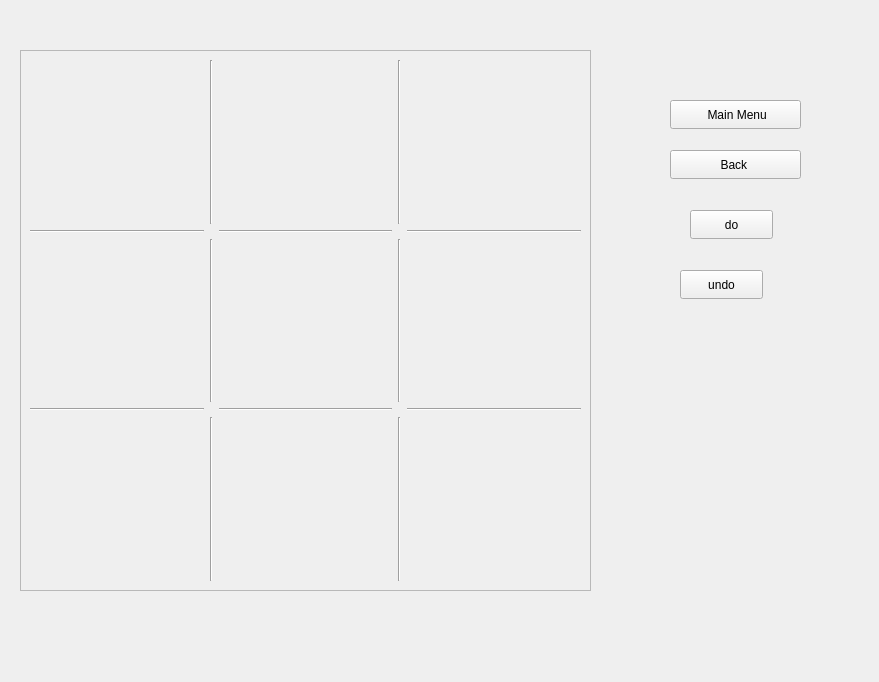
The window that display.ui (mo2menwael/Advanced-Tic-Tac-Toe) describes before a commit, drawn with Qt 5.
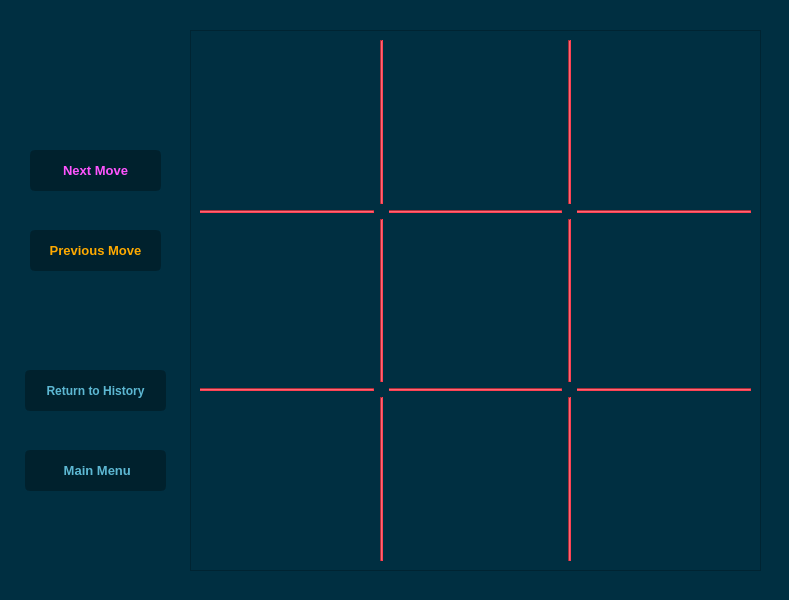
The same window after the commit.

```diff
--- a/display.ui
+++ b/display.ui
@@ -9,18 +9,21 @@
    <rect>
     <x>0</x>
     <y>0</y>
-    <width>879</width>
-    <height>682</height>
+    <width>789</width>
+    <height>600</height>
    </rect>
   </property>
   <property name="windowTitle">
    <string>Form</string>
   </property>
+  <property name="styleSheet">
+   <string notr="true">background-color: rgb(0, 47, 65);</string>
+  </property>
   <widget class="QFrame" name="frame1">
    <property name="geometry">
     <rect>
-     <x>20</x>
-     <y>50</y>
+     <x>190</x>
+     <y>30</y>
      <width>571</width>
      <height>541</height>
     </rect>
@@ -43,6 +46,12 @@
     <layout class="QGridLayout" name="gridLayout_4">
      <item row="4" column="0">
       <widget class="QLabel" name="seven_3">
+       <property name="font">
+        <font>
+         <pointsize>30</pointsize>
+         <bold>true</bold>
+        </font>
+       </property>
        <property name="text">
         <string/>
        </property>
@@ -53,6 +62,9 @@
      </item>
      <item row="4" column="3">
       <widget class="Line" name="line_40">
+       <property name="styleSheet">
+        <string notr="true">background-color: rgb(253, 66, 83);</string>
+       </property>
        <property name="orientation">
         <enum>Qt::Vertical</enum>
        </property>
@@ -60,6 +72,9 @@
      </item>
      <item row="1" column="0">
       <widget class="Line" name="line_48">
+       <property name="styleSheet">
+        <string notr="true">background-color: rgb(253, 66, 83);</string>
+       </property>
        <property name="orientation">
         <enum>Qt::Horizontal</enum>
        </property>
@@ -67,6 +82,12 @@
      </item>
      <item row="0" column="4">
       <widget class="QLabel" name="three_3">
+       <property name="font">
+        <font>
+         <pointsize>30</pointsize>
+         <bold>true</bold>
+        </font>
+       </property>
        <property name="text">
         <string/>
        </property>
@@ -77,6 +98,9 @@
      </item>
      <item row="2" column="3">
       <widget class="Line" name="line_38">
+       <property name="styleSheet">
+        <string notr="true">background-color: rgb(253, 66, 83);</string>
+       </property>
        <property name="orientation">
         <enum>Qt::Vertical</enum>
        </property>
@@ -84,6 +108,9 @@
      </item>
      <item row="0" column="1">
       <widget class="Line" name="line_41">
+       <property name="styleSheet">
+        <string notr="true">background-color: rgb(253, 66, 83);</string>
+       </property>
        <property name="orientation">
         <enum>Qt::Vertical</enum>
        </property>
@@ -96,6 +123,9 @@
          <bold>true</bold>
         </font>
        </property>
+       <property name="styleSheet">
+        <string notr="true">background-color: rgb(253, 66, 83);</string>
+       </property>
        <property name="orientation">
         <enum>Qt::Horizontal</enum>
        </property>
@@ -103,6 +133,9 @@
      </item>
      <item row="4" column="1">
       <widget class="Line" name="line_42">
+       <property name="styleSheet">
+        <string notr="true">background-color: rgb(253, 66, 83);</string>
+       </property>
        <property name="orientation">
         <enum>Qt::Vertical</enum>
        </property>
@@ -110,6 +143,9 @@
      </item>
      <item row="0" column="3">
       <widget class="Line" name="line_39">
+       <property name="styleSheet">
+        <string notr="true">background-color: rgb(253, 66, 83);</string>
+       </property>
        <property name="orientation">
         <enum>Qt::Vertical</enum>
        </property>
@@ -117,6 +153,9 @@
      </item>
      <item row="3" column="4">
       <widget class="Line" name="line_47">
+       <property name="styleSheet">
+        <string notr="true">background-color: rgb(253, 66, 83);</string>
+       </property>
        <property name="orientation">
         <enum>Qt::Horizontal</enum>
        </property>
@@ -124,6 +163,12 @@
      </item>
      <item row="2" column="0">
       <widget class="QLabel" name="four_3">
+       <property name="font">
+        <font>
+         <pointsize>30</pointsize>
+         <bold>true</bold>
+        </font>
+       </property>
        <property name="text">
         <string/>
        </property>
@@ -134,6 +179,9 @@
      </item>
      <item row="3" column="2">
       <widget class="Line" name="line_46">
+       <property name="styleSheet">
+        <string notr="true">background-color: rgb(253, 66, 83);</string>
+       </property>
        <property name="orientation">
         <enum>Qt::Horizontal</enum>
        </property>
@@ -146,6 +194,9 @@
          <bold>true</bold>
         </font>
        </property>
+       <property name="styleSheet">
+        <string notr="true">background-color: rgb(253, 66, 83);</string>
+       </property>
        <property name="orientation">
         <enum>Qt::Horizontal</enum>
        </property>
@@ -153,6 +204,9 @@
      </item>
      <item row="3" column="0">
       <widget class="Line" name="line_45">
+       <property name="styleSheet">
+        <string notr="true">background-color: rgb(253, 66, 83);</string>
+       </property>
        <property name="orientation">
         <enum>Qt::Horizontal</enum>
        </property>
@@ -160,6 +214,12 @@
      </item>
      <item row="2" column="2">
       <widget class="QLabel" name="five_3">
+       <property name="font">
+        <font>
+         <pointsize>30</pointsize>
+         <bold>true</bold>
+        </font>
+       </property>
        <property name="text">
         <string/>
        </property>
@@ -170,6 +230,12 @@
      </item>
      <item row="4" column="4">
       <widget class="QLabel" name="nine_3">
+       <property name="font">
+        <font>
+         <pointsize>30</pointsize>
+         <bold>true</bold>
+        </font>
+       </property>
        <property name="text">
         <string/>
        </property>
@@ -180,6 +246,9 @@
      </item>
      <item row="2" column="1">
       <widget class="Line" name="line_43">
+       <property name="styleSheet">
+        <string notr="true">background-color: rgb(253, 66, 83);</string>
+       </property>
        <property name="orientation">
         <enum>Qt::Vertical</enum>
        </property>
@@ -187,6 +256,12 @@
      </item>
      <item row="0" column="2">
       <widget class="QLabel" name="two_3">
+       <property name="font">
+        <font>
+         <pointsize>30</pointsize>
+         <bold>true</bold>
+        </font>
+       </property>
        <property name="text">
         <string/>
        </property>
@@ -197,6 +272,12 @@
      </item>
      <item row="4" column="2">
       <widget class="QLabel" name="eight_3">
+       <property name="font">
+        <font>
+         <pointsize>30</pointsize>
+         <bold>true</bold>
+        </font>
+       </property>
        <property name="text">
         <string/>
        </property>
@@ -207,6 +288,12 @@
      </item>
      <item row="2" column="4">
       <widget class="QLabel" name="six_3">
+       <property name="font">
+        <font>
+         <pointsize>30</pointsize>
+         <bold>true</bold>
+        </font>
+       </property>
        <property name="text">
         <string/>
        </property>
@@ -217,6 +304,12 @@
      </item>
      <item row="0" column="0">
       <widget class="QLabel" name="one_3">
+       <property name="font">
+        <font>
+         <pointsize>30</pointsize>
+         <bold>true</bold>
+        </font>
+       </property>
        <property name="autoFillBackground">
         <bool>false</bool>
        </property>
@@ -237,12 +330,36 @@
   <widget class="QPushButton" name="main_menu">
    <property name="geometry">
     <rect>
-     <x>670</x>
-     <y>100</y>
-     <width>131</width>
-     <height>29</height>
+     <x>25</x>
+     <y>450</y>
+     <width>141</width>
+     <height>41</height>
     </rect>
    </property>
+   <property name="font">
+    <font>
+     <pointsize>10</pointsize>
+     <bold>true</bold>
+    </font>
+   </property>
+   <property name="styleSheet">
+    <string notr="true">QPushButton{
+color: rgb(93, 184, 211);
+background-color: rgb(0, 33, 45);
+border: 3px solid;
+border-radius: 5px;
+border-color: rgb(0, 33, 45);
+}
+QPushButton:Hover{
+border-color: rgb(0, 35, 48);
+background-color: rgb(0, 35, 48);
+}
+QPushButton:Pressed{
+background-color: rgb(93, 184, 211);
+color:rgb(0, 33, 45);
+border-color: rgb(93, 184, 211);
+}</string>
+   </property>
    <property name="text">
     <string> Main Menu</string>
    </property>
@@ -250,40 +367,112 @@
   <widget class="QPushButton" name="back_to_history">
    <property name="geometry">
     <rect>
-     <x>670</x>
-     <y>150</y>
-     <width>131</width>
-     <height>29</height>
+     <x>25</x>
+     <y>370</y>
+     <width>141</width>
+     <height>41</height>
     </rect>
    </property>
+   <property name="font">
+    <font>
+     <pointsize>9</pointsize>
+     <bold>true</bold>
+    </font>
+   </property>
+   <property name="styleSheet">
+    <string notr="true">QPushButton{
+color: rgb(93, 184, 211);
+background-color: rgb(0, 33, 45);
+border: 3px solid;
+border-radius: 5px;
+border-color: rgb(0, 33, 45);
+}
+QPushButton:Hover{
+border-color: rgb(0, 35, 48);
+background-color: rgb(0, 35, 48);
+}
+QPushButton:Pressed{
+background-color: rgb(93, 184, 211);
+color:rgb(0, 33, 45);
+border-color: rgb(93, 184, 211);
+}</string>
+   </property>
    <property name="text">
-    <string>Back </string>
+    <string>Return to History</string>
    </property>
   </widget>
   <widget class="QPushButton" name="doButton">
    <property name="geometry">
     <rect>
-     <x>690</x>
-     <y>210</y>
-     <width>83</width>
-     <height>29</height>
+     <x>30</x>
+     <y>150</y>
+     <width>131</width>
+     <height>41</height>
     </rect>
    </property>
+   <property name="font">
+    <font>
+     <pointsize>10</pointsize>
+     <bold>true</bold>
+    </font>
+   </property>
+   <property name="styleSheet">
+    <string notr="true">QPushButton{
+color: rgb(255, 85, 255);
+background-color: rgb(0, 33, 45);
+border: 3px solid;
+border-radius: 5px;
+border-color: rgb(0, 33, 45);
+}
+QPushButton:Hover{
+background-color: rgb(0, 35, 48);
+border-color: rgb(0, 35, 48);
+}
+QPushButton:Pressed{
+background-color: rgb(255, 85, 255);
+color:rgb(0, 33, 45);
+border-color: rgb(255, 85, 255);
+}</string>
+   </property>
    <property name="text">
-    <string>do</string>
+    <string>Next Move</string>
    </property>
   </widget>
   <widget class="QPushButton" name="undoButton">
    <property name="geometry">
     <rect>
-     <x>680</x>
-     <y>270</y>
-     <width>83</width>
-     <height>29</height>
+     <x>30</x>
+     <y>230</y>
+     <width>131</width>
+     <height>41</height>
     </rect>
    </property>
+   <property name="font">
+    <font>
+     <pointsize>10</pointsize>
+     <bold>true</bold>
+    </font>
+   </property>
+   <property name="styleSheet">
+    <string notr="true">QPushButton{
+color: rgb(255, 170, 0);
+background-color: rgb(0, 33, 45);
+border: 3px solid;
+border-radius: 5px;
+border-color: rgb(0, 33, 45);
+}
+QPushButton:Hover{
+border-color: rgb(0, 35, 48);
+background-color: rgb(0, 35, 48);
+}
+QPushButton:Pressed{
+background-color: rgb(255, 170, 0);
+color:rgb(0, 33, 45);
+border-color: rgb(255, 170, 0);
+}</string>
+   </property>
    <property name="text">
-    <string>undo</string>
+    <string>Previous Move</string>
    </property>
   </widget>
  </widget>
```
